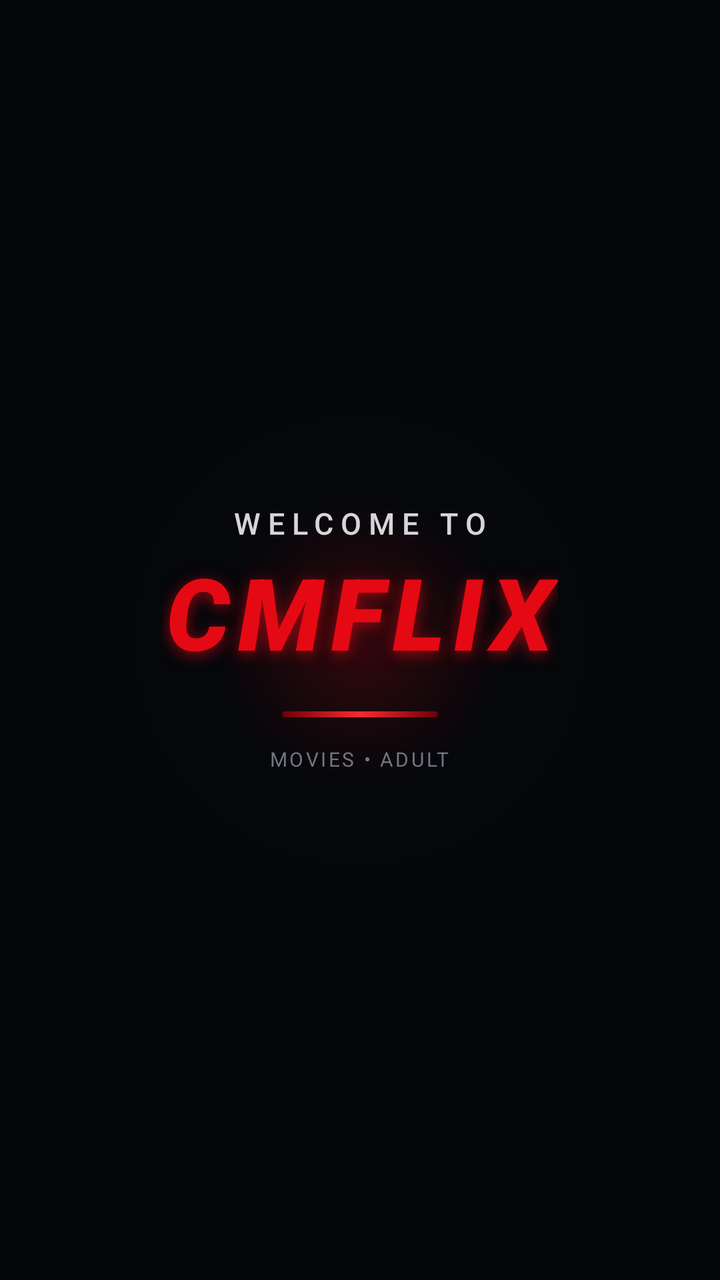
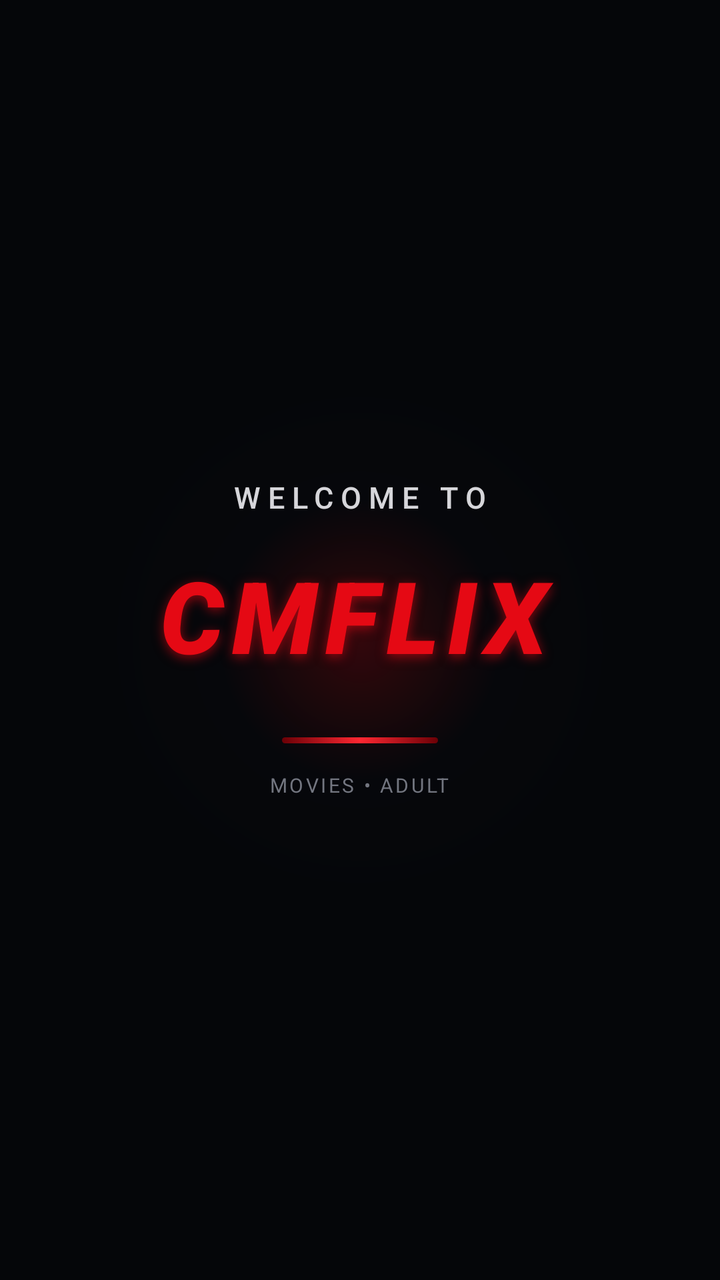

Two renders of the same Android screen: before a commit and after it. Below are the layout's source before the change and the commit's diff.
<!-- AndroidManifest.xml: activity theme Theme.CMFLIXNative.Starting -->
<!-- res/layout/activity_splash.xml -->
<?xml version="1.0" encoding="utf-8"?>
<FrameLayout
    xmlns:android="http://schemas.android.com/apk/res/android"
    android:id="@+id/splashRoot"
    android:layout_width="match_parent"
    android:layout_height="match_parent"
    android:background="#050609"
    android:fitsSystemWindows="true">

    <View
        android:layout_width="280dp"
        android:layout_height="280dp"
        android:layout_gravity="center"
        android:background="@drawable/splash_glow"
        android:importantForAccessibility="no" />

    <LinearLayout
        android:layout_width="match_parent"
        android:layout_height="wrap_content"
        android:layout_gravity="center"
        android:gravity="center"
        android:orientation="vertical"
        android:paddingStart="24dp"
        android:paddingEnd="24dp">

        <TextView
            android:id="@+id/splashWelcomeText"
            android:layout_width="wrap_content"
            android:layout_height="wrap_content"
            android:fontFamily="sans-serif-medium"
            android:includeFontPadding="false"
            android:letterSpacing="0.24"
            android:text="WELCOME TO"
            android:textColor="#D6D6DA"
            android:textSize="15sp" />

        <TextView
            android:id="@+id/splashBrandText"
            android:layout_width="wrap_content"
            android:layout_height="wrap_content"
            android:layout_marginTop="8dp"
            android:fontFamily="sans-serif-black"
            android:includeFontPadding="false"
            android:letterSpacing="0.08"
            android:shadowColor="#99E50914"
            android:shadowDx="0"
            android:shadowDy="5"
            android:shadowRadius="18"
            android:text="CMFLIX"
            android:textColor="#E50914"
            android:textSize="50sp"
            android:textStyle="italic" />

        <View
            android:id="@+id/splashAccentLine"
            android:layout_width="78dp"
            android:layout_height="3dp"
            android:layout_marginTop="18dp"
            android:background="@drawable/splash_accent_line"
            android:pivotX="0" />

        <TextView
            android:layout_width="wrap_content"
            android:layout_height="wrap_content"
            android:layout_marginTop="14dp"
            android:fontFamily="sans-serif"
            android:letterSpacing="0.12"
            android:text="MOVIES • ADULT"
            android:textColor="#737680"
            android:textSize="10sp" />

    </LinearLayout>

</FrameLayout>
<!-- resources referenced by this layout -->
<resources>
  <!-- drawable splash_accent_line (drawable) -->
  <?xml version="1.0" encoding="utf-8"?>
  <shape
      xmlns:android="http://schemas.android.com/apk/res/android"
      android:shape="rectangle">
  
      <corners android:radius="4dp" />
  
      <gradient
          android:angle="0"
          android:startColor="#6B0006"
          android:centerColor="#FF2732"
          android:endColor="#6B0006" />
  
  </shape>
  <!-- drawable splash_glow (drawable) -->
  <?xml version="1.0" encoding="utf-8"?>
  <shape
      xmlns:android="http://schemas.android.com/apk/res/android"
      android:shape="oval">
  
      <gradient
          android:type="radial"
          android:gradientRadius="140dp"
          android:centerX="50%"
          android:centerY="50%"
          android:startColor="#33E50914"
          android:centerColor="#140F1118"
          android:endColor="#00000000" />
  
  </shape>
  <style name="Theme.CMFLIXNative.Starting" parent="Theme.SplashScreen">
  
          <item name="windowSplashScreenBackground">
              @color/black
          </item>
  
          <item name="windowSplashScreenAnimatedIcon">
              @drawable/transparent_splash_icon
          </item>
  
          <item name="windowSplashScreenIconBackgroundColor">
              @color/black
          </item>
  
          <item name="windowSplashScreenAnimationDuration">
              0
          </item>
  
          <item name="postSplashScreenTheme">
              @style/Theme.CMFLIXNative.SplashContent
          </item>
  
      </style>
  <color name="black">#000000</color>
  <!-- drawable transparent_splash_icon (drawable) -->
  <?xml version="1.0" encoding="utf-8"?>
  <vector
      xmlns:android="http://schemas.android.com/apk/res/android"
      android:width="1dp"
      android:height="1dp"
      android:viewportWidth="1"
      android:viewportHeight="1">
  
      <path
          android:fillColor="#00000000"
          android:pathData="M0,0h1v1h-1z" />
  
  </vector>
  <style name="Theme.CMFLIXNative.SplashContent" parent="Theme.CMFLIXNative">
  
          <item name="android:windowBackground">
              @color/black
          </item>
  
          <item name="android:statusBarColor">
              @color/black
          </item>
  
          <item name="android:navigationBarColor">
              @color/black
          </item>
  
          <item name="android:windowLightStatusBar">
              false
          </item>
  
      </style>
  <style name="Theme.CMFLIXNative" parent="Theme.AppCompat.DayNight.NoActionBar">
  
          <item name="android:fontFamily">
              sans
          </item>
  
          <item name="android:windowActionModeOverlay">
              true
          </item>
  
          <item name="android:colorAccent">
              @color/white
          </item>
  
          <item name="android:navigationBarColor">
              @color/black
          </item>
  
          <item name="android:statusBarColor">
              @color/black
          </item>
  
          <item name="android:windowLightStatusBar">
              false
          </item>
  
          <item name="android:windowBackground">
              @color/dark_bg
          </item>
  
      </style>
  <color name="white">#FFFFFF</color>
  <color name="dark_bg">#090B10</color>
</resources>

<!-- the commit's change to res/layout/activity_splash.xml (unified diff, before → after) -->
@@ -35,21 +35,26 @@
             android:textSize="15sp" />
 
         <TextView
-            android:id="@+id/splashBrandText"
-            android:layout_width="wrap_content"
-            android:layout_height="wrap_content"
-            android:layout_marginTop="8dp"
-            android:fontFamily="sans-serif-black"
-            android:includeFontPadding="false"
-            android:letterSpacing="0.08"
-            android:shadowColor="#99E50914"
-            android:shadowDx="0"
-            android:shadowDy="5"
-            android:shadowRadius="18"
-            android:text="CMFLIX"
-            android:textColor="#E50914"
-            android:textSize="50sp"
-            android:textStyle="italic" />
+    android:id="@+id/splashBrandText"
+    android:layout_width="wrap_content"
+    android:layout_height="wrap_content"
+    android:layout_marginTop="8dp"
+    android:fontFamily="sans-serif-black"
+    android:includeFontPadding="true"
+    android:letterSpacing="0.08"
+    android:paddingStart="14dp"
+    android:paddingTop="8dp"
+    android:paddingEnd="20dp"
+    android:paddingBottom="10dp"
+    android:shadowColor="#99E50914"
+    android:shadowDx="0"
+    android:shadowDy="4"
+    android:shadowRadius="14"
+    android:text="CMFLIX"
+    android:textColor="#E50914"
+    android:textSize="50sp"
+    android:textStyle="italic" />
+
 
         <View
             android:id="@+id/splashAccentLine"
